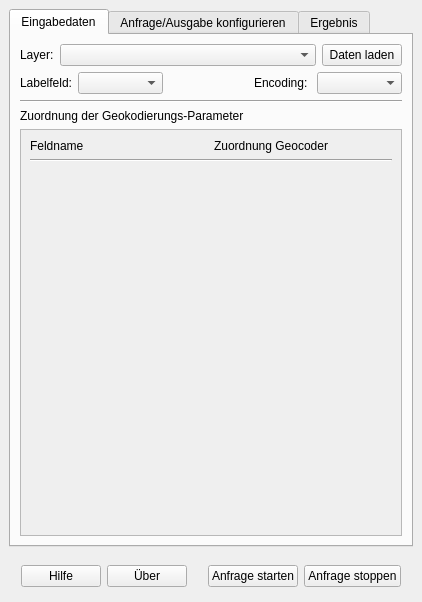
Above: interface/ui/main_dockwidget.ui from de-bkg/qgis-geocoder before the change. Below: the same form after it.
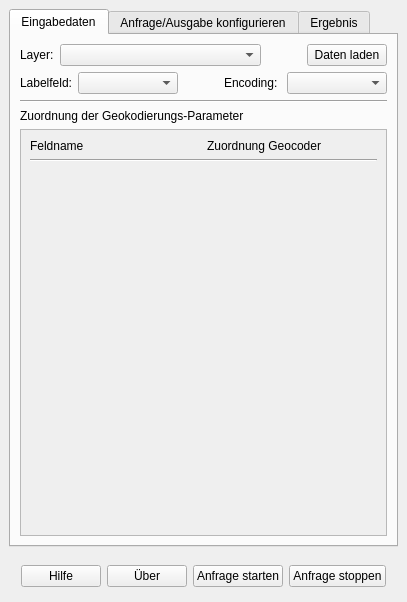
That is the form after the change. Icons and pictures are not drawn. Custom widgets are drawn as their Qt base class.

Commit message: ui combo sizes

Diff of the .ui file:
```diff
--- a/interface/ui/main_dockwidget.ui
+++ b/interface/ui/main_dockwidget.ui
@@ -6,8 +6,8 @@
    <rect>
     <x>0</x>
     <y>0</y>
-    <width>394</width>
-    <height>524</height>
+    <width>370</width>
+    <height>530</height>
    </rect>
   </property>
   <property name="layoutDirection">
@@ -103,20 +103,20 @@
           <item>
            <widget class="QgsMapLayerComboBox" name="layer_combo">
             <property name="sizePolicy">
-             <sizepolicy hsizetype="MinimumExpanding" vsizetype="Fixed">
+             <sizepolicy hsizetype="Expanding" vsizetype="Fixed">
               <horstretch>0</horstretch>
               <verstretch>0</verstretch>
              </sizepolicy>
             </property>
             <property name="minimumSize">
              <size>
-              <width>256</width>
+              <width>0</width>
               <height>0</height>
              </size>
             </property>
             <property name="maximumSize">
              <size>
-              <width>300</width>
+              <width>16777215</width>
               <height>16777215</height>
              </size>
             </property>
@@ -139,6 +139,9 @@
             <property name="orientation">
              <enum>Qt::Horizontal</enum>
             </property>
+            <property name="sizeType">
+             <enum>QSizePolicy::Fixed</enum>
+            </property>
             <property name="sizeHint" stdset="0">
              <size>
               <width>40</width>
@@ -192,7 +195,7 @@
             <item>
              <widget class="QComboBox" name="label_field_combo">
               <property name="sizePolicy">
-               <sizepolicy hsizetype="MinimumExpanding" vsizetype="Fixed">
+               <sizepolicy hsizetype="Expanding" vsizetype="Fixed">
                 <horstretch>0</horstretch>
                 <verstretch>0</verstretch>
                </sizepolicy>
@@ -204,6 +207,9 @@
               <property name="orientation">
                <enum>Qt::Horizontal</enum>
               </property>
+              <property name="sizeType">
+               <enum>QSizePolicy::Fixed</enum>
+              </property>
               <property name="sizeHint" stdset="0">
                <size>
                 <width>40</width>
@@ -222,7 +228,7 @@
             <item>
              <widget class="QComboBox" name="encoding_combo">
               <property name="sizePolicy">
-               <sizepolicy hsizetype="MinimumExpanding" vsizetype="Fixed">
+               <sizepolicy hsizetype="Expanding" vsizetype="Fixed">
                 <horstretch>0</horstretch>
                 <verstretch>0</verstretch>
                </sizepolicy>
@@ -312,8 +318,8 @@
                <rect>
                 <x>0</x>
                 <y>0</y>
-                <width>350</width>
-                <height>315</height>
+                <width>326</width>
+                <height>313</height>
                </rect>
               </property>
               <layout class="QVBoxLayout" name="verticalLayout_6">
```
